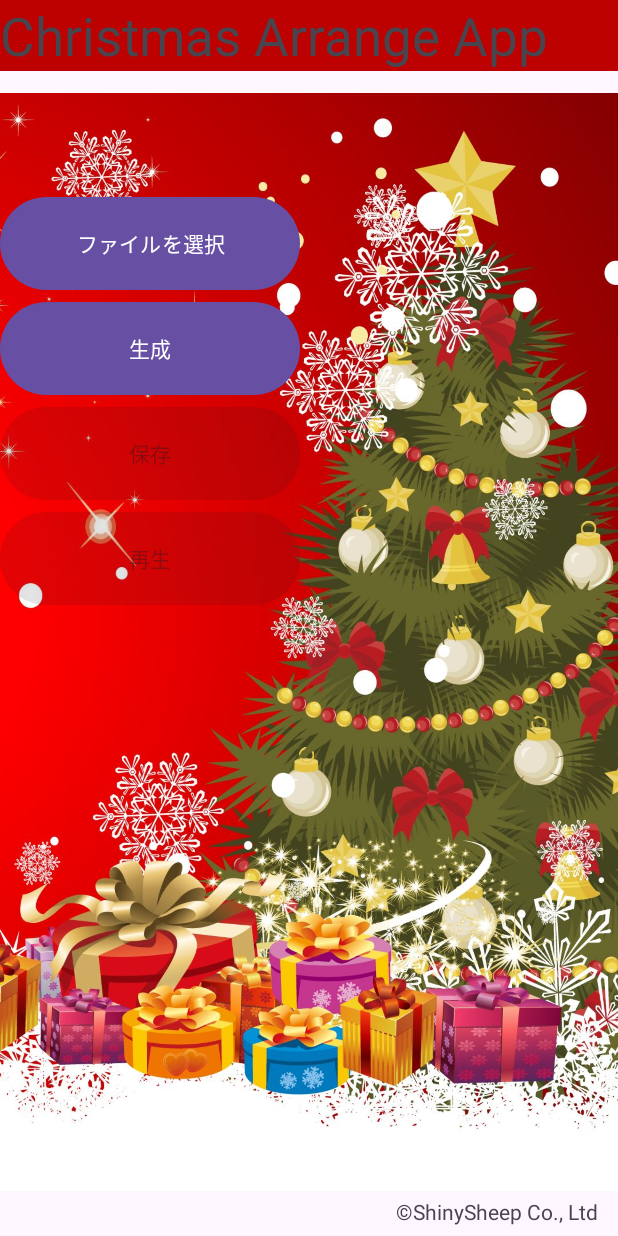
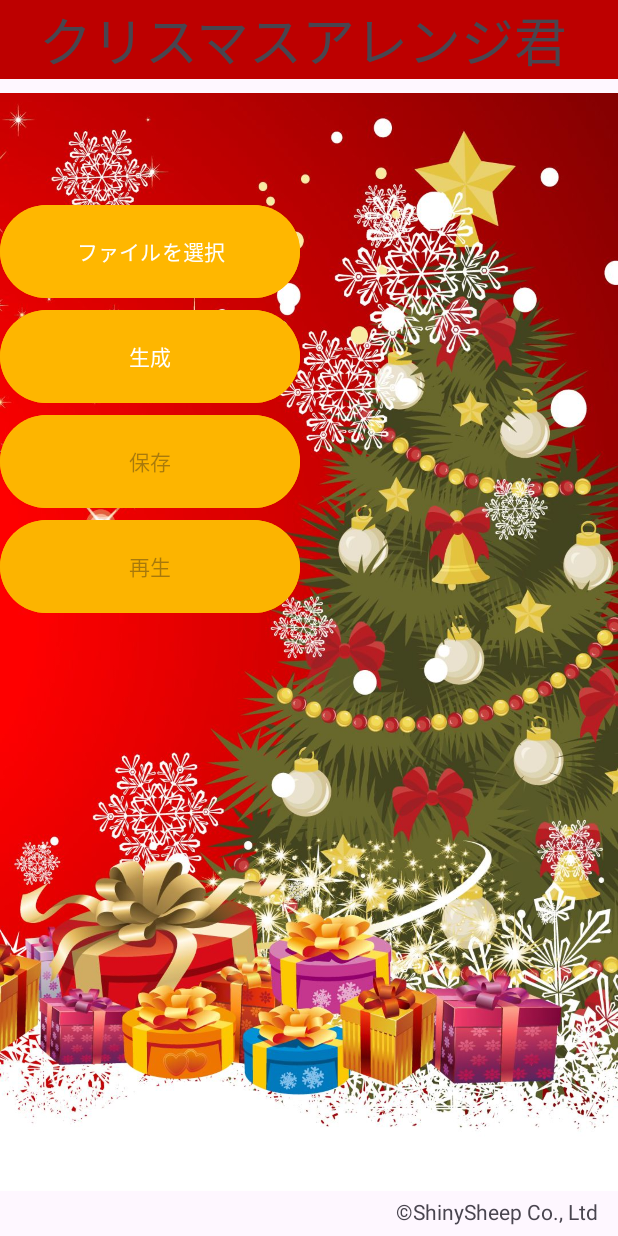
Before and after one commit to nanameki1213/Christmas_arrange, an Android app: the screen it shows after launch (MainActivity), on a phone screen of 412 x 824 dp. Run offline under Robolectric (Android 15) with nearby library versions, the phone set to English and light mode, and no system bars.

Commit message:
UI変更

```diff
--- a/app/src/main/res/layout/activity_main.xml
+++ b/app/src/main/res/layout/activity_main.xml
@@ -22,7 +22,7 @@
         android:layout_width="0dp"
         android:layout_height="wrap_content"
         android:background="#BD0000"
-        android:text="Christmas Arrange App"
+        android:text="   クリスマスアレンジ君"
         android:textSize="35sp"
         app:layout_constraintEnd_toEndOf="parent"
         app:layout_constraintStart_toStartOf="parent"
@@ -41,6 +41,7 @@
         android:id="@+id/btnPlay"
         android:layout_width="200dp"
         android:layout_height="70dp"
+        android:backgroundTint="#FCB400"
         android:enabled="false"
         android:onClick="onPlayButtonClick"
         android:text="再生"
@@ -54,6 +55,7 @@
         android:layout_width="200dp"
         android:layout_height="70dp"
         android:layout_marginTop="80dp"
+        android:backgroundTint="#FFB700"
         android:onClick="onGenerateButtonClick"
         android:text="ファイルを選択"
         app:layout_constraintEnd_toEndOf="parent"
@@ -65,6 +67,7 @@
         android:id="@+id/btnGenerate"
         android:layout_width="200dp"
         android:layout_height="70dp"
+        android:backgroundTint="#FEB600"
         android:onClick="onGenerateButtonClick"
         android:text="生成"
         app:layout_constraintEnd_toEndOf="parent"
@@ -76,6 +79,7 @@
         android:id="@+id/btnSave"
         android:layout_width="200dp"
         android:layout_height="70dp"
+        android:backgroundTint="#FDB500"
         android:enabled="false"
         android:onClick="onSaveButtonClick"
         android:text="保存"
```
